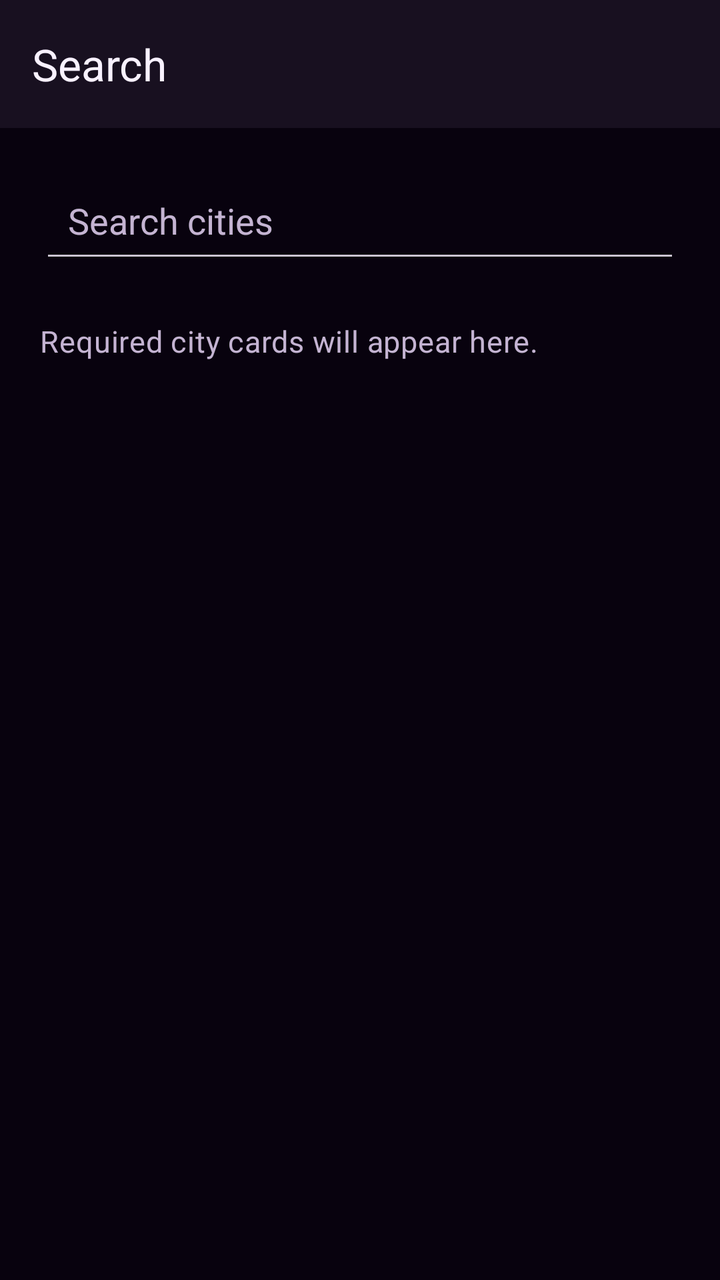
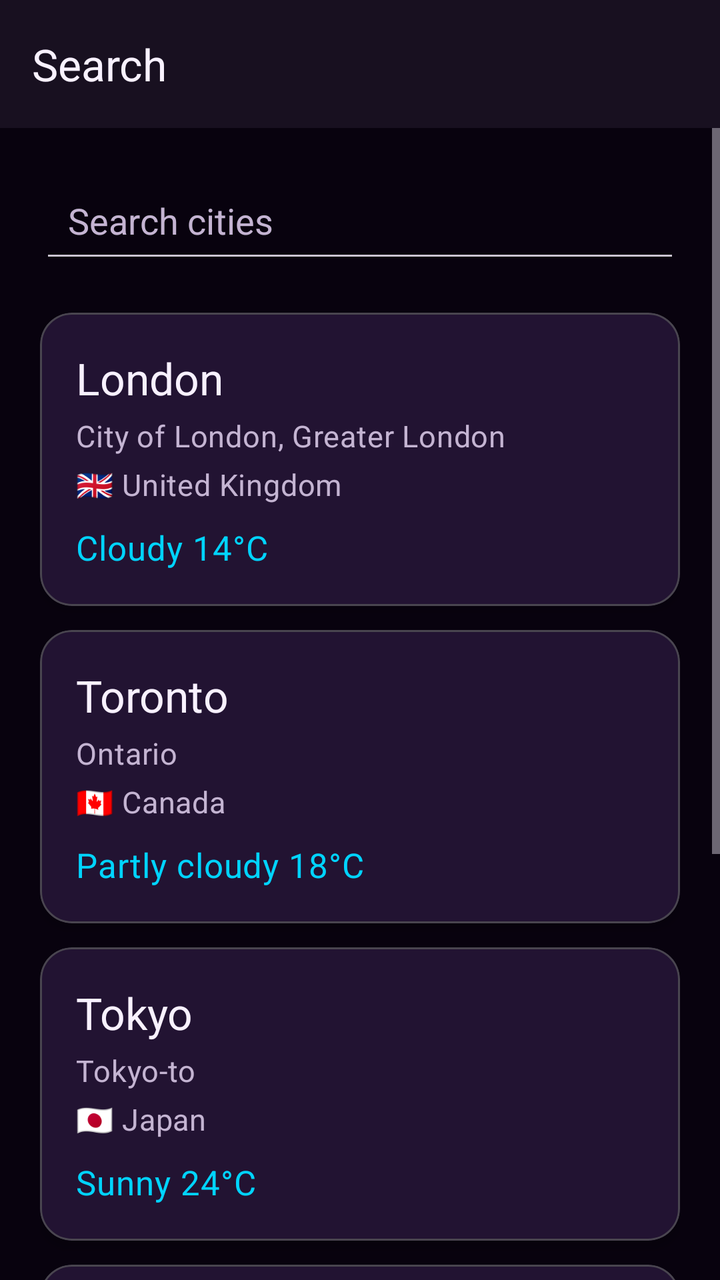

Two renders of the same Android screen: before a commit and after it. Below are the layout's source before the change and the commit's diff.
<!-- AndroidManifest.xml: application theme Theme.WeatherTrio -->
<!-- res/layout/fragment_search.xml -->
<?xml version="1.0" encoding="utf-8"?>
<LinearLayout
    xmlns:android="http://schemas.android.com/apk/res/android"
    xmlns:app="http://schemas.android.com/apk/res-auto"
    android:layout_width="match_parent"
    android:layout_height="match_parent"
    android:background="@color/background_main"
    android:orientation="vertical">

    
    <com.google.android.material.appbar.MaterialToolbar
        android:id="@+id/toolbarSearch"
        android:layout_width="match_parent"
        android:layout_height="wrap_content"
        android:background="@color/surface"
        app:title="@string/search_title"
        app:titleTextColor="@color/text_primary" />

    
    <ScrollView
        android:layout_width="match_parent"
        android:layout_height="0dp"
        android:layout_weight="1"
        android:fillViewport="true">

        <LinearLayout
            android:layout_width="match_parent"
            android:layout_height="wrap_content"
            android:orientation="vertical"
            android:padding="20dp">

            
            <EditText
                android:id="@+id/editSearchCity"
                android:layout_width="match_parent"
                android:layout_height="wrap_content"
                android:hint="@string/search_hint"
                android:inputType="text"
                android:maxLines="1"
                android:padding="14dp"
                android:textColor="@color/text_primary"
                android:textColorHint="@color/text_secondary" />

            
            <TextView
                android:id="@+id/textCityListPlaceholder"
                android:layout_width="wrap_content"
                android:layout_height="wrap_content"
                android:layout_marginTop="24dp"
                android:text="@string/search_city_placeholder"
                android:textAppearance="@style/TextAppearance.WeatherTrio.Body" />

        </LinearLayout>

    </ScrollView>

</LinearLayout>
<!-- resources referenced by this layout -->
<resources>
  <color name="background_main">#08020E</color>
  <color name="surface">#181020</color>
  <color name="text_primary">#F8F1FF</color>
  <color name="text_secondary">#C4B4D2</color>
  <string name="search_city_placeholder">Required city cards will appear here.</string>
  <string name="search_hint">Search cities</string>
  <string name="search_title">Search</string>
  <style name="TextAppearance.WeatherTrio.Body" parent="TextAppearance.Material3.BodyMedium">
  
          <item name="android:textColor">@color/text_secondary</item>
          <item name="android:textSize">15sp</item>
          <item name="android:fontFamily">sans-serif</item>
  
      </style>
  <style name="Theme.WeatherTrio" parent="Theme.Material3.Dark.NoActionBar">
  
          <item name="colorPrimary">@color/primary</item>
          <item name="colorOnPrimary">@color/text_primary</item>
  
          <item name="colorSecondary">@color/secondary</item>
          <item name="colorOnSecondary">@color/background_main</item>
  
          <item name="colorSurface">@color/surface</item>
          <item name="colorOnSurface">@color/text_primary</item>
  
          <item name="android:colorBackground">@color/background_main</item>
          <item name="android:windowBackground">@color/background_main</item>
  
          <item name="textAppearanceHeadlineMedium">@style/TextAppearance.WeatherTrio.Headline</item>
          <item name="textAppearanceBodyMedium">@style/TextAppearance.WeatherTrio.Body</item>
  
      </style>
  <color name="primary">#9A35FF</color>
  <color name="secondary">#00D4FF</color>
  <style name="TextAppearance.WeatherTrio.Headline" parent="TextAppearance.Material3.HeadlineMedium">
  
          <item name="android:textColor">@color/text_primary</item>
          <item name="android:textSize">28sp</item>
          <item name="android:fontFamily">sans-serif-medium</item>
  
      </style>
</resources>

<!-- the commit's change to res/layout/fragment_search.xml (unified diff, before → after) -->
@@ -42,13 +42,269 @@
                 android:textColorHint="@color/text_secondary" />
 
             
-            <TextView
-                android:id="@+id/textCityListPlaceholder"
-                android:layout_width="wrap_content"
-                android:layout_height="wrap_content"
-                android:layout_marginTop="24dp"
-                android:text="@string/search_city_placeholder"
-                android:textAppearance="@style/TextAppearance.WeatherTrio.Body" />
+            <com.google.android.material.card.MaterialCardView
+                android:id="@+id/cardLondon"
+                android:layout_width="match_parent"
+                android:layout_height="wrap_content"
+                android:layout_marginTop="20dp"
+                android:clickable="true"
+                android:focusable="true"
+                app:cardBackgroundColor="@color/surface"
+                app:cardCornerRadius="16dp"
+                app:cardElevation="3dp">
+
+                <LinearLayout
+                    android:layout_width="match_parent"
+                    android:layout_height="wrap_content"
+                    android:orientation="vertical"
+                    android:padding="18dp">
+
+                    
+                    <TextView
+                        android:layout_width="wrap_content"
+                        android:layout_height="wrap_content"
+                        android:text="@string/city_london"
+                        android:textAppearance="@style/TextAppearance.WeatherTrio.Headline"
+                        android:textSize="22sp" />
+
+                    
+                    <TextView
+                        android:layout_width="wrap_content"
+                        android:layout_height="wrap_content"
+                        android:layout_marginTop="4dp"
+                        android:text="@string/region_london"
+                        android:textAppearance="@style/TextAppearance.WeatherTrio.Body" />
+
+                    
+                    <TextView
+                        android:layout_width="wrap_content"
+                        android:layout_height="wrap_content"
+                        android:layout_marginTop="4dp"
+                        android:text="@string/country_london"
+                        android:textAppearance="@style/TextAppearance.WeatherTrio.Body" />
+
+                    
+                    <TextView
+                        android:layout_width="wrap_content"
+                        android:layout_height="wrap_content"
+                        android:layout_marginTop="10dp"
+                        android:text="@string/weather_london"
+                        android:textAppearance="@style/TextAppearance.WeatherTrio.Body"
+                        android:textColor="@color/secondary"
+                        android:textSize="17sp" />
+
+                </LinearLayout>
+
+            </com.google.android.material.card.MaterialCardView>
+
+            
+            <com.google.android.material.card.MaterialCardView
+                android:id="@+id/cardToronto"
+                android:layout_width="match_parent"
+                android:layout_height="wrap_content"
+                android:layout_marginTop="12dp"
+                android:clickable="true"
+                android:focusable="true"
+                app:cardBackgroundColor="@color/surface"
+                app:cardCornerRadius="16dp"
+                app:cardElevation="3dp">
+
+                <LinearLayout
+                    android:layout_width="match_parent"
+                    android:layout_height="wrap_content"
+                    android:orientation="vertical"
+                    android:padding="18dp">
+
+                    <TextView
+                        android:layout_width="wrap_content"
+                        android:layout_height="wrap_content"
+                        android:text="@string/city_toronto"
+                        android:textAppearance="@style/TextAppearance.WeatherTrio.Headline"
+                        android:textSize="22sp" />
+
+                    <TextView
+                        android:layout_width="wrap_content"
+                        android:layout_height="wrap_content"
+                        android:layout_marginTop="4dp"
+                        android:text="@string/region_toronto"
+                        android:textAppearance="@style/TextAppearance.WeatherTrio.Body" />
+
+                    <TextView
+                        android:layout_width="wrap_content"
+                        android:layout_height="wrap_content"
+                        android:layout_marginTop="4dp"
+                        android:text="@string/country_toronto"
+                        android:textAppearance="@style/TextAppearance.WeatherTrio.Body" />
+
+                    <TextView
+                        android:layout_width="wrap_content"
+                        android:layout_height="wrap_content"
+                        android:layout_marginTop="10dp"
+                        android:text="@string/weather_toronto"
+                        android:textAppearance="@style/TextAppearance.WeatherTrio.Body"
+                        android:textColor="@color/secondary"
+                        android:textSize="17sp" />
+
+                </LinearLayout>
+
+            </com.google.android.material.card.MaterialCardView>
+
+            
+            <com.google.android.material.card.MaterialCardView
+                android:id="@+id/cardTokyo"
+                android:layout_width="match_parent"
+                android:layout_height="wrap_content"
+                android:layout_marginTop="12dp"
+                android:clickable="true"
+                android:focusable="true"
+                app:cardBackgroundColor="@color/surface"
+                app:cardCornerRadius="16dp"
+                app:cardElevation="3dp">
+
+                <LinearLayout
+                    android:layout_width="match_parent"
+                    android:layout_height="wrap_content"
+                    android:orientation="vertical"
+                    android:padding="18dp">
+
+                    <TextView
+                        android:layout_width="wrap_content"
+                        android:layout_height="wrap_content"
+                        android:text="@string/city_tokyo"
+                        android:textAppearance="@style/TextAppearance.WeatherTrio.Headline"
+                        android:textSize="22sp" />
+
+                    <TextView
+                        android:layout_width="wrap_content"
+                        android:layout_height="wrap_content"
+                        android:layout_marginTop="4dp"
+                        android:text="@string/region_tokyo"
+                        android:textAppearance="@style/TextAppearance.WeatherTrio.Body" />
+
+                    <TextView
+                        android:layout_width="wrap_content"
+                        android:layout_height="wrap_content"
+                        android:layout_marginTop="4dp"
+                        android:text="@string/country_tokyo"
+                        android:textAppearance="@style/TextAppearance.WeatherTrio.Body" />
+
+                    <TextView
+                        android:layout_width="wrap_content"
+                        android:layout_height="wrap_content"
+                        android:layout_marginTop="10dp"
+                        android:text="@string/weather_tokyo"
+                        android:textAppearance="@style/TextAppearance.WeatherTrio.Body"
+                        android:textColor="@color/secondary"
+                        android:textSize="17sp" />
+
+                </LinearLayout>
+
+            </com.google.android.material.card.MaterialCardView>
+
+            
+            <com.google.android.material.card.MaterialCardView
+                android:id="@+id/cardSydney"
+                android:layout_width="match_parent"
+                android:layout_height="wrap_content"
+                android:layout_marginTop="12dp"
+                android:clickable="true"
+                android:focusable="true"
+                app:cardBackgroundColor="@color/surface"
+                app:cardCornerRadius="16dp"
+                app:cardElevation="3dp">
+
+                <LinearLayout
+                    android:layout_width="match_parent"
+                    android:layout_height="wrap_content"
+                    android:orientation="vertical"
+                    android:padding="18dp">
+
+                    <TextView
+                        android:layout_width="wrap_content"
+                        android:layout_height="wrap_content"
+                        android:text="@string/city_sydney"
+                        android:textAppearance="@style/TextAppearance.WeatherTrio.Headline"
+                        android:textSize="22sp" />
+
+                    <TextView
+                        android:layout_width="wrap_content"
+                        android:layout_height="wrap_content"
+                        android:layout_marginTop="4dp"
+                        android:text="@string/region_sydney"
+                        android:textAppearance="@style/TextAppearance.WeatherTrio.Body" />
+
+                    <TextView
+                        android:layout_width="wrap_content"
+                        android:layout_height="wrap_content"
+                        android:layout_marginTop="4dp"
+                        android:text="@string/country_sydney"
+                        android:textAppearance="@style/TextAppearance.WeatherTrio.Body" />
+
+                    <TextView
+                        android:layout_width="wrap_content"
+                        android:layout_height="wrap_content"
+                        android:layout_marginTop="10dp"
+                        android:text="@string/weather_sydney"
+                        android:textAppearance="@style/TextAppearance.WeatherTrio.Body"
+                        android:textColor="@color/secondary"
+                        android:textSize="17sp" />
+
+                </LinearLayout>
+
+            </com.google.android.material.card.MaterialCardView>
+
+            
+            <com.google.android.material.card.MaterialCardView
+                android:id="@+id/cardNewYork"
+                android:layout_width="match_parent"
+                android:layout_height="wrap_content"
+                android:layout_marginTop="12dp"
+                android:layout_marginBottom="20dp"
+                android:clickable="true"
+                android:focusable="true"
+                app:cardBackgroundColor="@color/surface"
+                app:cardCornerRadius="16dp"
+                app:cardElevation="3dp">
+
+                <LinearLayout
+                    android:layout_width="match_parent"
+                    android:layout_height="wrap_content"
+                    android:orientation="vertical"
+                    android:padding="18dp">
+
+                    <TextView
+                        android:layout_width="wrap_content"
+                        android:layout_height="wrap_content"
+                        android:text="@string/city_new_york"
+                        android:textAppearance="@style/TextAppearance.WeatherTrio.Headline"
+                        android:textSize="22sp" />
+
+                    <TextView
+                        android:layout_width="wrap_content"
+                        android:layout_height="wrap_content"
+                        android:layout_marginTop="4dp"
+                        android:text="@string/region_new_york"
+                        android:textAppearance="@style/TextAppearance.WeatherTrio.Body" />
+
+                    <TextView
+                        android:layout_width="wrap_content"
+                        android:layout_height="wrap_content"
+                        android:layout_marginTop="4dp"
+                        android:text="@string/country_new_york"
+                        android:textAppearance="@style/TextAppearance.WeatherTrio.Body" />
+
+                    <TextView
+                        android:layout_width="wrap_content"
+                        android:layout_height="wrap_content"
+                        android:layout_marginTop="10dp"
+                        android:text="@string/weather_new_york"
+                        android:textAppearance="@style/TextAppearance.WeatherTrio.Body"
+                        android:textColor="@color/secondary"
+                        android:textSize="17sp" />
+
+                </LinearLayout>
+
+            </com.google.android.material.card.MaterialCardView>
 
         </LinearLayout>
 
<!-- resource entries referenced after the edit -->
@@ -1,17 +1,44 @@
 <!-- resources referenced by this layout -->
 <resources>
   <color name="background_main">#08020E</color>
+  <color name="secondary">#00D4FF</color>
   <color name="surface">#181020</color>
   <color name="text_primary">#F8F1FF</color>
   <color name="text_secondary">#C4B4D2</color>
-  <string name="search_city_placeholder">Required city cards will appear here.</string>
+  <string name="city_london">London</string>
+  <string name="city_new_york">New York</string>
+  <string name="city_sydney">Sydney</string>
+  <string name="city_tokyo">Tokyo</string>
+  <string name="city_toronto">Toronto</string>
+  <string name="country_london">🇬🇧 United Kingdom</string>
+  <string name="country_new_york">🇺🇸 United States</string>
+  <string name="country_sydney">🇦🇺 Australia</string>
+  <string name="country_tokyo">🇯🇵 Japan</string>
+  <string name="country_toronto">🇨🇦 Canada</string>
+  <string name="region_london">City of London, Greater London</string>
+  <string name="region_new_york">New York State</string>
+  <string name="region_sydney">New South Wales</string>
+  <string name="region_tokyo">Tokyo-to</string>
+  <string name="region_toronto">Ontario</string>
   <string name="search_hint">Search cities</string>
   <string name="search_title">Search</string>
+  <string name="weather_london">Cloudy 14°C</string>
+  <string name="weather_new_york">Rainy 16°C</string>
+  <string name="weather_sydney">Clear 21°C</string>
+  <string name="weather_tokyo">Sunny 24°C</string>
+  <string name="weather_toronto">Partly cloudy 18°C</string>
   <style name="TextAppearance.WeatherTrio.Body" parent="TextAppearance.Material3.BodyMedium">
   
           <item name="android:textColor">@color/text_secondary</item>
           <item name="android:textSize">15sp</item>
           <item name="android:fontFamily">sans-serif</item>
+  
+      </style>
+  <style name="TextAppearance.WeatherTrio.Headline" parent="TextAppearance.Material3.HeadlineMedium">
+  
+          <item name="android:textColor">@color/text_primary</item>
+          <item name="android:textSize">28sp</item>
+          <item name="android:fontFamily">sans-serif-medium</item>
   
       </style>
   <style name="Theme.WeatherTrio" parent="Theme.Material3.Dark.NoActionBar">
@@ -33,13 +60,5 @@
   
       </style>
   <color name="primary">#9A35FF</color>
-  <color name="secondary">#00D4FF</color>
-  <style name="TextAppearance.WeatherTrio.Headline" parent="TextAppearance.Material3.HeadlineMedium">
-  
-          <item name="android:textColor">@color/text_primary</item>
-          <item name="android:textSize">28sp</item>
-          <item name="android:fontFamily">sans-serif-medium</item>
-  
-      </style>
 </resources>
 
